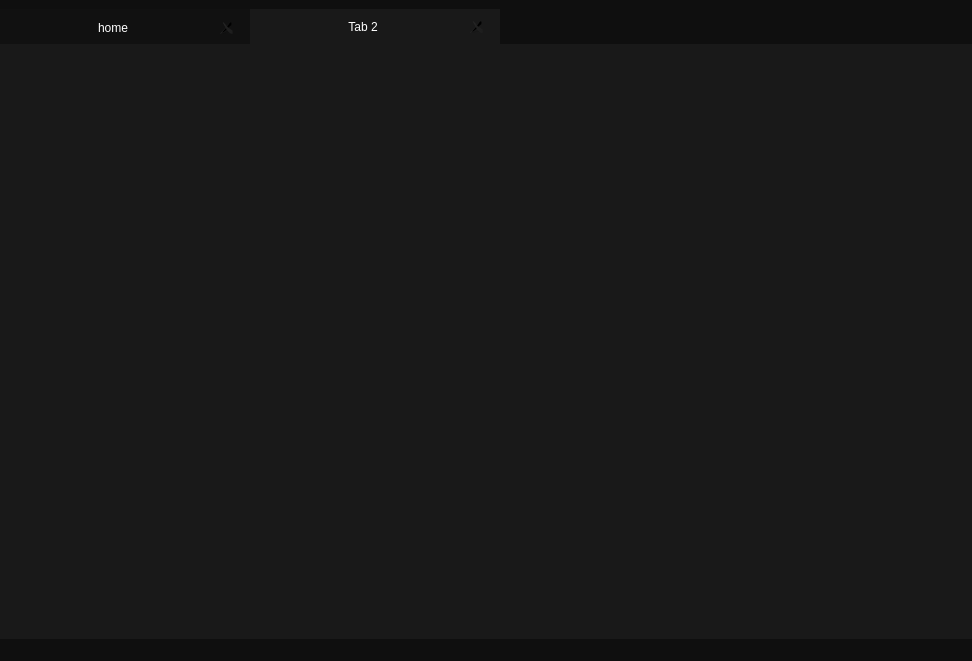
Above: mainwindow.ui from 0xangoone/DARB-browser before the change. Below: the same form after it.
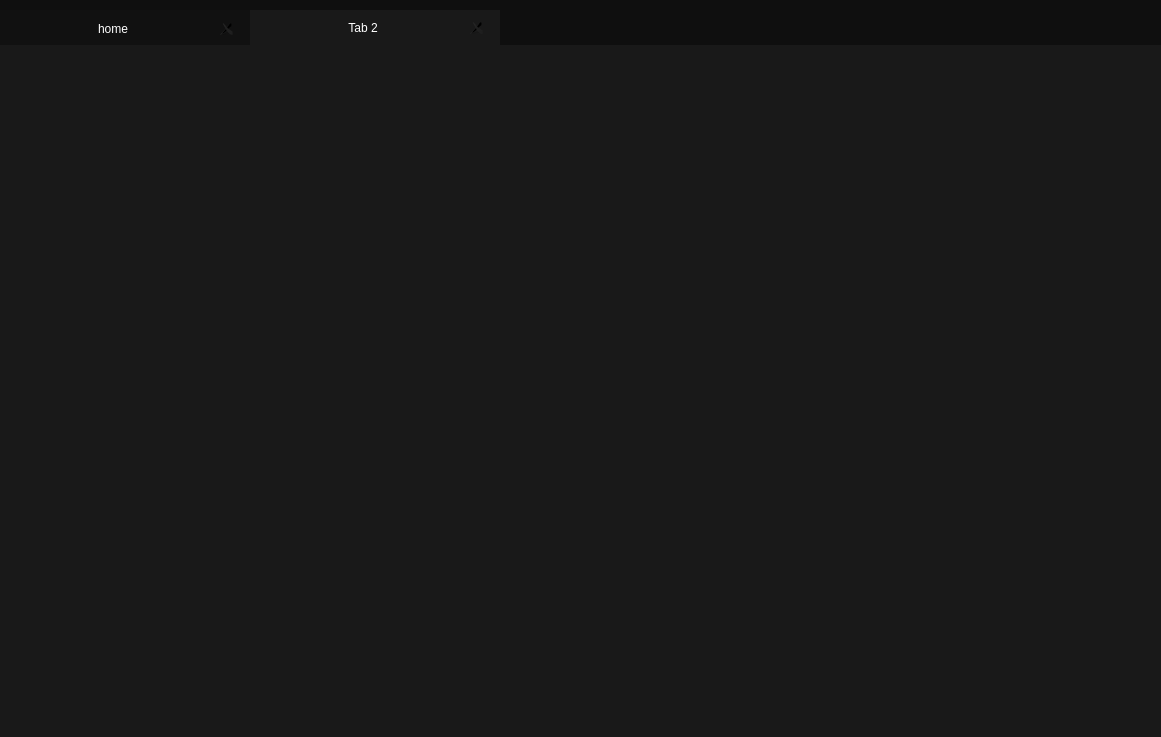
That is the form after the change. Icons and pictures are not drawn.

What changed in the file:
```diff
--- a/mainwindow.ui
+++ b/mainwindow.ui
@@ -6,8 +6,8 @@
    <rect>
     <x>0</x>
     <y>0</y>
-    <width>972</width>
-    <height>661</height>
+    <width>1161</width>
+    <height>737</height>
    </rect>
   </property>
   <property name="sizePolicy">
@@ -46,16 +46,22 @@
      <verstretch>0</verstretch>
     </sizepolicy>
    </property>
+   <property name="autoFillBackground">
+    <bool>false</bool>
+   </property>
    <layout class="QVBoxLayout" name="verticalLayout_2">
     <property name="spacing">
      <number>0</number>
     </property>
     <property name="sizeConstraint">
-     <enum>QLayout::SizeConstraint::SetDefaultConstraint</enum>
+     <enum>QLayout::SizeConstraint::SetNoConstraint</enum>
     </property>
     <property name="leftMargin">
      <number>0</number>
     </property>
+    <property name="topMargin">
+     <number>10</number>
+    </property>
     <property name="rightMargin">
      <number>0</number>
     </property>
@@ -67,6 +73,9 @@
       <property name="sizeConstraint">
        <enum>QLayout::SizeConstraint::SetFixedSize</enum>
       </property>
+      <property name="topMargin">
+       <number>0</number>
+      </property>
       <item>
        <widget class="QTabWidget" name="tabWidget">
         <property name="acceptDrops">
@@ -140,12 +149,11 @@
     <rect>
      <x>0</x>
      <y>0</y>
-     <width>972</width>
-     <height>21</height>
+     <width>1161</width>
+     <height>22</height>
     </rect>
    </property>
   </widget>
-  <widget class="QStatusBar" name="statusbar"/>
  </widget>
  <resources/>
  <connections/>
```
